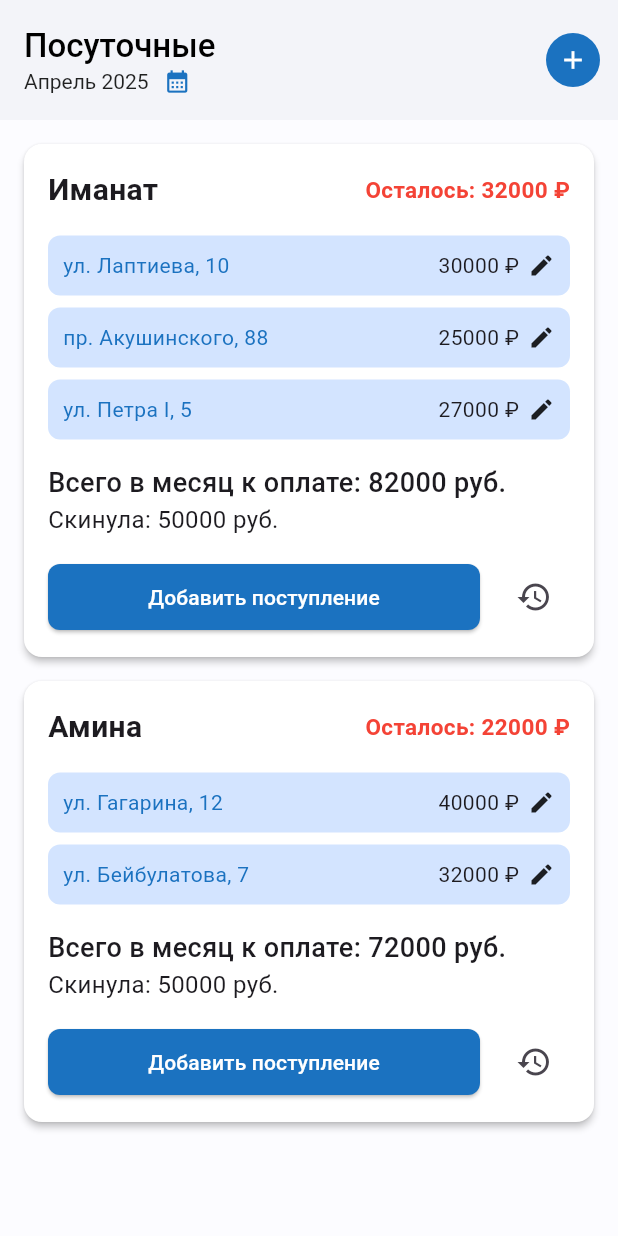
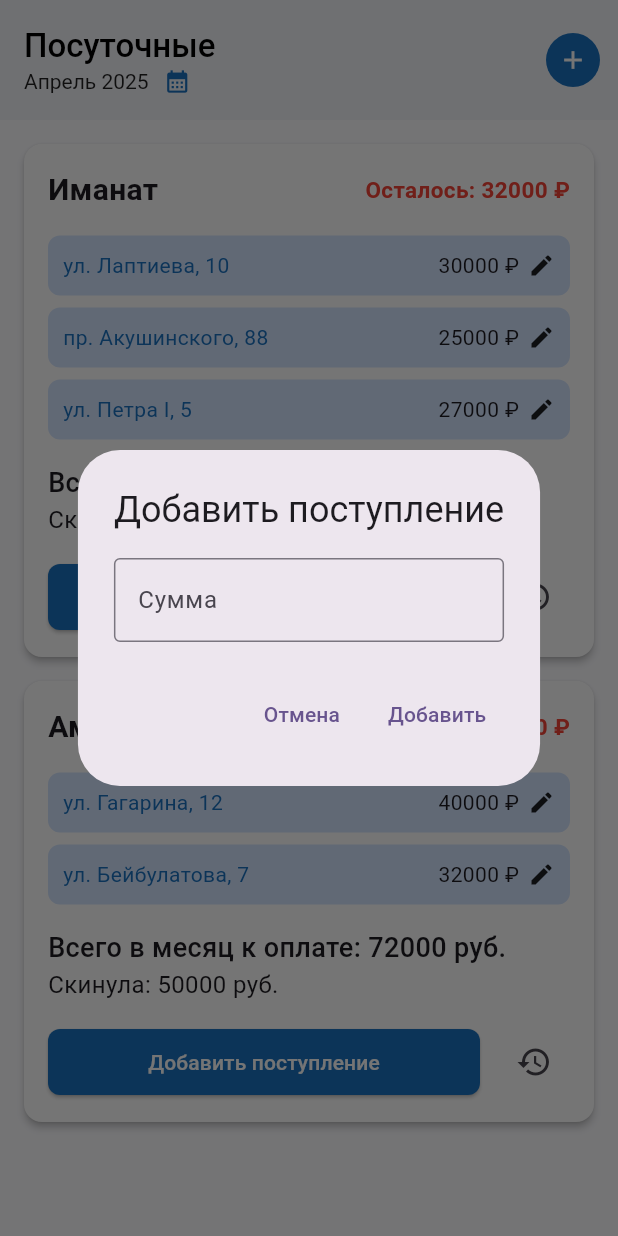
Before and after one commit to Gerkaaa/rent_tracker, a Flutter app: the DailyScreen screen opened directly, after a tap on "Добавить поступление", on a phone screen of 412 x 824 dp. Run offline on Flutter 3.47's test engine with Material 3 defaults, Android fonts, the phone set to English and light mode, and no system bars.

Commit message:
Feat: add daily payment

```diff
--- /dev/null
+++ b/lib/presentation/daily_screen/widgets/add_payment_dialog.dart
@@ -0,0 +1,37 @@
+import 'package:flutter/material.dart';
+
+Future<int?> showAddPaymentDialog(BuildContext context) {
+  final controller = TextEditingController();
+
+  return showDialog<int>(
+    context: context,
+    builder: (context) {
+      return AlertDialog(
+        title: const Text('Добавить поступление'),
+        content: TextField(
+          controller: controller,
+          keyboardType: TextInputType.number,
+          decoration: const InputDecoration(
+            labelText: 'Сумма',
+            border: OutlineInputBorder(),
+          ),
+        ),
+        actions: [
+          TextButton(
+            onPressed: () => Navigator.pop(context),
+            child: const Text('Отмена'),
+          ),
+          TextButton(
+            onPressed: () {
+              final amount = int.tryParse(controller.text.trim());
+              if (amount != null && amount > 0) {
+                Navigator.pop(context, amount);
+              }
+            },
+            child: const Text('Добавить'),
+          ),
+        ],
+      );
+    },
+  );
+}
```
Also changed, not shown: lib/presentation/daily_screen/daily_screen.dart (+16 -1 lines).
